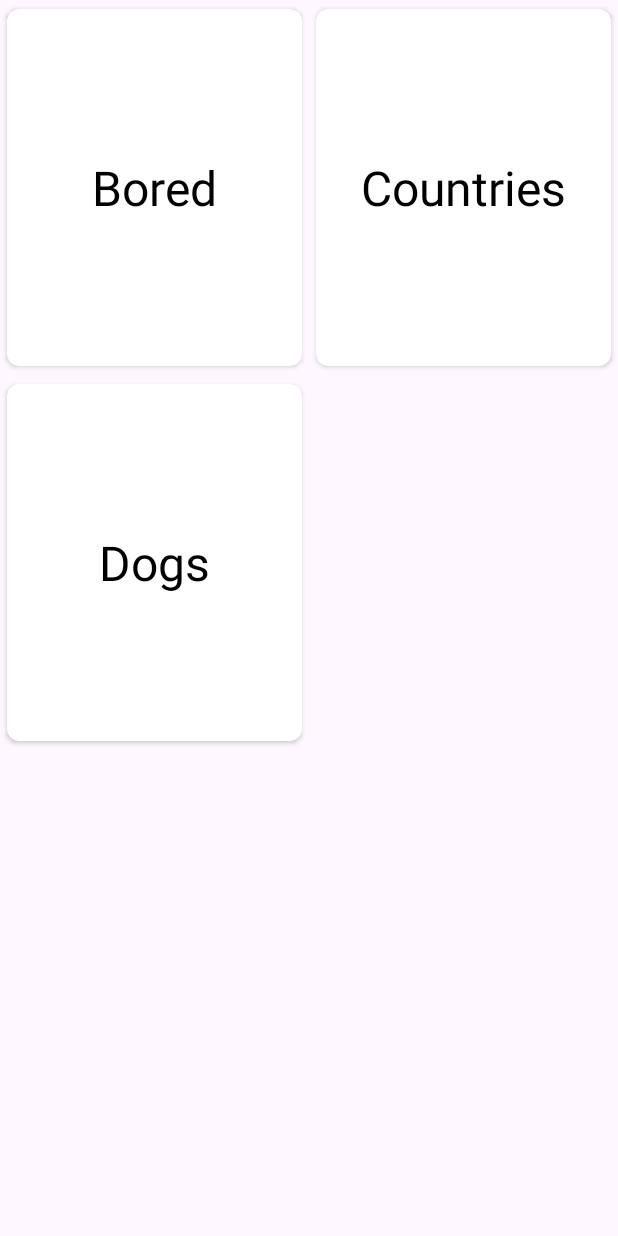
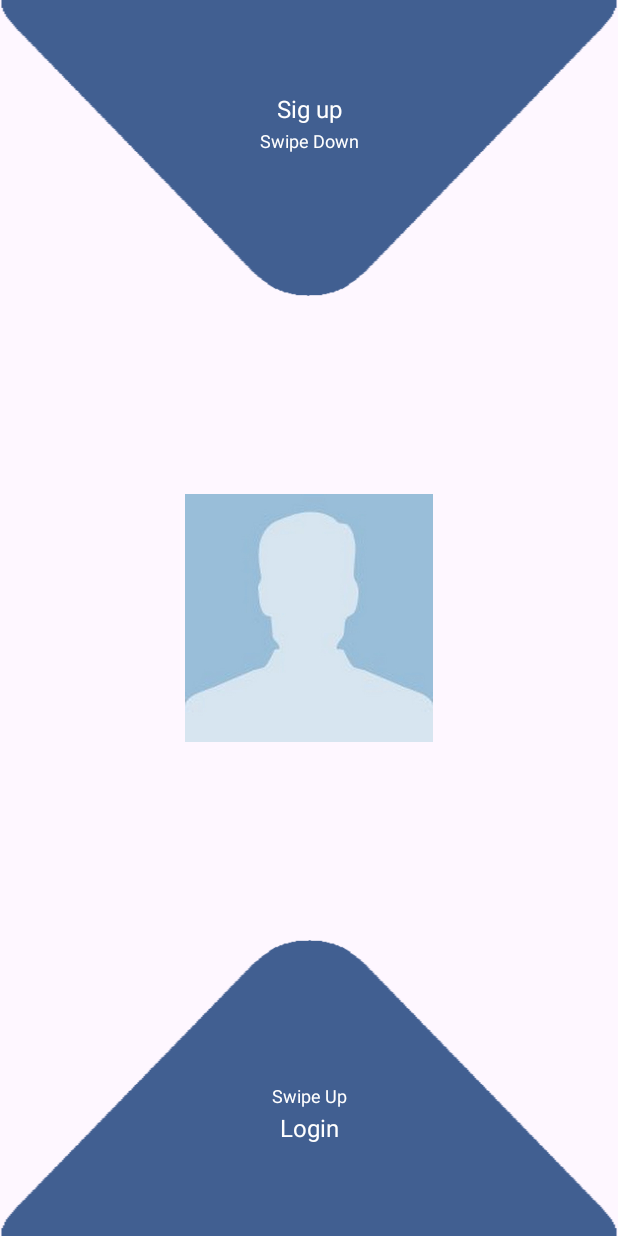
Before and after one commit to Orlandroid/SwipAnimationMontion, an Android app: the screen it shows after launch (MainActivity), on a phone screen of 412 x 824 dp. Run offline under Robolectric (Android 15) with nearby library versions, the phone set to English and light mode, and no system bars; our stand-ins replace Dagger/Hilt's generated code, data binding; pictures from the network do not load.

Commit message:
Add Base of animation

```diff
--- /dev/null
+++ b/presentation/src/main/java/com/example/presentation/features/animation/SwipeAnimationFragment.kt
@@ -0,0 +1,17 @@
+package com.example.presentation.features.animation
+
+import com.example.presentation.R
+import com.example.presentation.base.BaseFragment
+import com.example.presentation.databinding.FragmentSwipeAnimationBinding
+
+
+class SwipeAnimationFragment :
+    BaseFragment<FragmentSwipeAnimationBinding>(R.layout.fragment_swipe_animation) {
+
+
+    override fun setUpUi() {
+
+    }
+
+
+}
--- /dev/null
+++ b/presentation/src/main/res/layout/fragment_swipe_animation.xml
@@ -0,0 +1,164 @@
+<?xml version="1.0" encoding="utf-8"?>
+<layout>
+
+    <androidx.constraintlayout.widget.ConstraintLayout xmlns:android="http://schemas.android.com/apk/res/android"
+        xmlns:app="http://schemas.android.com/apk/res-auto"
+        android:layout_width="match_parent"
+        android:layout_height="match_parent"
+        android:tag="layout/fragment_login_preview_0">
+
+        <androidx.constraintlayout.motion.widget.MotionLayout
+            android:id="@+id/montion_down"
+            android:layout_width="match_parent"
+            android:layout_height="0dp"
+            app:layoutDescription="@xml/swipe_down"
+            app:layout_constraintBottom_toTopOf="@+id/guideline_down"
+            app:layout_constraintEnd_toEndOf="parent"
+            app:layout_constraintStart_toStartOf="parent"
+            app:layout_constraintTop_toTopOf="parent"
+            app:layout_constraintVertical_bias="1">
+
+            <ImageView
+                android:id="@+id/imageView6"
+                android:layout_width="match_parent"
+                android:layout_height="0dp"
+                android:contentDescription="@string/description"
+                android:scaleType="fitXY"
+                app:layout_constraintBottom_toTopOf="@+id/guideline_inicial"
+                app:layout_constraintEnd_toEndOf="parent"
+                app:layout_constraintStart_toStartOf="parent"
+                app:layout_constraintTop_toTopOf="parent"
+                app:srcCompat="@drawable/down"
+                app:tint="?attr/colorPrimary" />
+
+            <TextView
+                android:id="@+id/textView3"
+                android:layout_width="wrap_content"
+                android:layout_height="wrap_content"
+                android:text="@string/sig_up"
+                android:textColor="@color/white"
+                android:textSize="16sp"
+                app:layout_constraintBottom_toBottomOf="@+id/imageView6"
+                app:layout_constraintEnd_toEndOf="parent"
+                app:layout_constraintStart_toStartOf="parent"
+                app:layout_constraintTop_toTopOf="parent"
+                app:layout_constraintVertical_bias="0.35" />
+
+            <TextView
+                android:id="@+id/textView5"
+                android:layout_width="wrap_content"
+                android:layout_height="wrap_content"
+                android:layout_marginTop="2dp"
+                android:text="@string/swipe_down"
+                android:textColor="@color/white"
+                android:textSize="12sp"
+                app:layout_constraintEnd_toEndOf="parent"
+                app:layout_constraintStart_toStartOf="parent"
+                app:layout_constraintTop_toBottomOf="@+id/textView3" />
+
+            <androidx.constraintlayout.widget.Guideline
+                android:id="@+id/guideline_inicial"
+                android:layout_width="wrap_content"
+                android:layout_height="wrap_content"
+                android:orientation="horizontal"
+                app:layout_constraintGuide_percent="0.6" />
+
+            <androidx.constraintlayout.widget.Guideline
+                android:id="@+id/guideline_final"
+                android:layout_width="wrap_content"
+                android:layout_height="wrap_content"
+                android:orientation="horizontal"
+                app:layout_constraintGuide_percent="0.9" />
+        </androidx.constraintlayout.motion.widget.MotionLayout>
+
+        <androidx.constraintlayout.motion.widget.MotionLayout
+            android:id="@+id/montion_up"
+            android:layout_width="match_parent"
+            android:layout_height="0dp"
+            app:layoutDescription="@xml/swipe_up"
+            app:layout_constraintBottom_toBottomOf="parent"
+            app:layout_constraintEnd_toEndOf="parent"
+            app:layout_constraintStart_toStartOf="parent"
+            app:layout_constraintTop_toTopOf="@+id/guideline_up">
+
+            <ImageView
+                android:id="@+id/imageView3"
+                android:layout_width="match_parent"
+                android:layout_height="0dp"
+                android:contentDescription="@string/description"
+                android:scaleType="fitXY"
+                app:layout_constraintBottom_toBottomOf="parent"
+                app:layout_constraintEnd_toEndOf="parent"
+                app:layout_constraintStart_toStartOf="parent"
+                app:layout_constraintTop_toTopOf="@+id/guideline_inicial_up"
+                app:srcCompat="@drawable/up"
+                app:tint="?attr/colorPrimary" />
+
+            <TextView
+                android:id="@+id/textView6"
+                android:layout_width="wrap_content"
+                android:layout_height="wrap_content"
+                android:text="@string/login"
+                android:textColor="@color/white"
+                android:textSize="16sp"
+                android:visibility="visible"
+                app:layout_constraintBottom_toBottomOf="parent"
+                app:layout_constraintEnd_toEndOf="parent"
+                app:layout_constraintStart_toStartOf="parent"
+                app:layout_constraintTop_toTopOf="@+id/imageView3"
+                app:layout_constraintVertical_bias="0.75" />
+
+            <TextView
+                android:id="@+id/textView7"
+                android:layout_width="wrap_content"
+                android:layout_height="wrap_content"
+                android:layout_marginBottom="2dp"
+                android:text="@string/swipe_up"
+                android:textColor="@color/white"
+                android:textSize="12sp"
+                app:layout_constraintBottom_toTopOf="@+id/textView6"
+                app:layout_constraintEnd_toEndOf="parent"
+                app:layout_constraintStart_toStartOf="parent" />
+
+            <androidx.constraintlayout.widget.Guideline
+                android:id="@+id/guideline_inicial_up"
+                android:layout_width="wrap_content"
+                android:layout_height="wrap_content"
+                android:orientation="horizontal"
+                app:layout_constraintGuide_percent="0.4" />
+
+            <androidx.constraintlayout.widget.Guideline
+                android:id="@+id/guideline_final_up"
+                android:layout_width="wrap_content"
+                android:layout_height="wrap_content"
+                android:orientation="horizontal"
+                app:layout_constraintGuide_percent="0.1" />
+        </androidx.constraintlayout.motion.widget.MotionLayout>
+
+        <androidx.constraintlayout.widget.Guideline
+            android:id="@+id/guideline_down"
+            android:layout_width="wrap_content"
+            android:layout_height="wrap_content"
+            android:orientation="horizontal"
+            app:layout_constraintGuide_percent="0.4" />
+
+        <androidx.constraintlayout.widget.Guideline
+            android:id="@+id/guideline_up"
+            android:layout_width="wrap_content"
+            android:layout_height="wrap_content"
+            android:orientation="horizontal"
+            app:layout_constraintGuide_percent="0.6" />
+
+        <ImageView
+            android:id="@+id/image_view"
+            android:layout_width="0dp"
+            android:layout_height="0dp"
+            android:contentDescription="@string/description"
+            android:src="@drawable/user"
+            app:layoutDescription="@string/description"
+            app:layout_constraintBottom_toTopOf="@+id/guideline_up"
+            app:layout_constraintEnd_toEndOf="parent"
+            app:layout_constraintStart_toStartOf="parent"
+            app:layout_constraintTop_toTopOf="@+id/guideline_down" />
+    </androidx.constraintlayout.widget.ConstraintLayout>
+</layout>
--- a/presentation/src/main/res/navigation/main_navigation.xml
+++ b/presentation/src/main/res/navigation/main_navigation.xml
@@ -3,7 +3,7 @@
     xmlns:app="http://schemas.android.com/apk/res-auto"
     xmlns:tools="http://schemas.android.com/tools"
     android:id="@+id/main_navigation"
-    app:startDestination="@id/homeFragment">
+    app:startDestination="@id/swipeAnimationFragment">
 
     <fragment
         android:id="@+id/homeFragment"
@@ -48,4 +48,8 @@
         android:name="com.example.presentation.features.dogs.DogsFragment"
         android:label="DogsFragment"
         tools:layout="@layout/fragment_dogs" />
+    <fragment
+        android:id="@+id/swipeAnimationFragment"
+        android:name="com.example.presentation.features.animation.SwipeAnimationFragment"
+        android:label="SwipeAnimationFragment" />
 </navigation>
--- a/presentation/src/main/res/values/strings.xml
+++ b/presentation/src/main/res/values/strings.xml
@@ -19,4 +19,11 @@
     <string name="the_bored_api">The Bored API</string>
     <string name="countries">REST Countries</string>
     <string name="dogs_api">Dog API</string>
+    <string name="up">Up</string>
+    <string name="down">Down</string>
+    <string name="sig_up">Sig up</string>
+    <string name="login">Login</string>
+    <string name="swipe_down">Swipe Down</string>
+    <string name="swipe_up">Swipe Up</string>
+    <string name="description">Description</string>
 </resources>
--- /dev/null
+++ b/presentation/src/main/res/xml/swipe_down.xml
@@ -0,0 +1,112 @@
+<?xml version="1.0" encoding="utf-8"?>
+<MotionScene xmlns:android="http://schemas.android.com/apk/res/android"
+    xmlns:app="http://schemas.android.com/apk/res-auto">
+    <ConstraintSet android:id="@+id/start">
+        <Constraint
+            android:id="@+id/imageView6"
+            android:layout_width="match_parent"
+            android:layout_height="0dp"
+            app:layout_constraintBottom_toTopOf="@+id/guideline_inicial"
+            app:layout_constraintEnd_toEndOf="parent"
+            app:layout_constraintStart_toStartOf="parent"
+            app:layout_constraintTop_toTopOf="parent" />
+        <Constraint android:id="@+id/guideline7" />
+        <Constraint
+            android:id="@+id/textView5"
+            android:layout_width="wrap_content"
+            android:layout_height="wrap_content"
+            android:layout_marginTop="2dp"
+            app:layout_constraintEnd_toEndOf="parent"
+            app:layout_constraintStart_toStartOf="parent"
+            app:layout_constraintTop_toBottomOf="@+id/textView3" />
+        <Constraint
+            android:id="@+id/textView3"
+            android:layout_width="wrap_content"
+            android:layout_height="wrap_content"
+            app:layout_constraintBottom_toBottomOf="@+id/imageView6"
+            app:layout_constraintEnd_toEndOf="parent"
+            app:layout_constraintStart_toStartOf="parent"
+            app:layout_constraintTop_toTopOf="parent"
+            app:layout_constraintVertical_bias="0.35" />
+    </ConstraintSet>
+    <ConstraintSet android:id="@+id/end">
+        <Constraint
+            android:id="@+id/imageView6"
+            android:layout_width="match_parent"
+            android:layout_height="0dp"
+            app:layout_constraintBottom_toTopOf="@+id/guideline_final"
+            app:layout_constraintEnd_toEndOf="parent"
+            app:layout_constraintStart_toStartOf="parent"
+            app:layout_constraintTop_toTopOf="parent" />
+        <Constraint
+            android:id="@+id/imageView3"
+            android:layout_width="match_parent"
+            android:layout_height="0dp"
+            app:layout_constraintBottom_toBottomOf="parent"
+            app:layout_constraintEnd_toEndOf="parent"
+            app:layout_constraintStart_toStartOf="parent"
+            app:layout_constraintTop_toTopOf="@+id/guideline_inicial_up" />
+        <Constraint
+            android:id="@+id/imageView3"
+            android:layout_width="match_parent"
+            android:layout_height="0dp"
+            app:layout_constraintBottom_toBottomOf="parent"
+            app:layout_constraintEnd_toEndOf="parent"
+            app:layout_constraintStart_toStartOf="parent"
+            app:layout_constraintTop_toTopOf="@+id/guideline_inicial_up" />
+        <Constraint
+            android:id="@+id/imageView3"
+            android:layout_width="match_parent"
+            android:layout_height="0dp"
+            app:layout_constraintBottom_toBottomOf="parent"
+            app:layout_constraintEnd_toEndOf="parent"
+            app:layout_constraintStart_toStartOf="parent"
+            app:layout_constraintTop_toTopOf="@+id/guideline_inicial_up" />
+        <Constraint
+            android:id="@+id/imageView3"
+            android:layout_width="match_parent"
+            android:layout_height="0dp"
+            app:layout_constraintBottom_toBottomOf="parent"
+            app:layout_constraintEnd_toEndOf="parent"
+            app:layout_constraintStart_toStartOf="parent"
+            app:layout_constraintTop_toTopOf="@+id/guideline_inicial_up" />
+        <Constraint
+            android:id="@+id/imageView3"
+            android:layout_width="match_parent"
+            android:layout_height="0dp"
+            app:layout_constraintBottom_toBottomOf="parent"
+            app:layout_constraintEnd_toEndOf="parent"
+            app:layout_constraintStart_toStartOf="parent"
+            app:layout_constraintTop_toTopOf="@+id/guideline_final_up" />
+        <Constraint
+            android:id="@+id/imageView3"
+            android:layout_width="match_parent"
+            android:layout_height="0dp"
+            app:layout_constraintBottom_toBottomOf="parent"
+            app:layout_constraintEnd_toEndOf="parent"
+            app:layout_constraintStart_toStartOf="parent"
+            app:layout_constraintTop_toTopOf="@+id/guideline_inicial_up" />
+        <Constraint
+            android:id="@+id/imageView3"
+            android:layout_width="match_parent"
+            android:layout_height="0dp"
+            app:layout_constraintBottom_toBottomOf="parent"
+            app:layout_constraintEnd_toEndOf="parent"
+            app:layout_constraintStart_toStartOf="parent"
+            app:layout_constraintTop_toTopOf="@+id/guideline_inicial_up" />
+        <Constraint
+            android:id="@+id/textView3"
+            android:layout_width="wrap_content"
+            android:layout_height="wrap_content"
+            app:layout_constraintBottom_toBottomOf="@+id/imageView6"
+            app:layout_constraintEnd_toEndOf="parent"
+            app:layout_constraintStart_toStartOf="parent"
+            app:layout_constraintTop_toTopOf="parent"
+            app:layout_constraintVertical_bias="0.5" />
+    </ConstraintSet>
+    <Transition
+        app:constraintSetEnd="@+id/end"
+        app:constraintSetStart="@+id/start">
+        <OnSwipe app:dragDirection="dragDown" />
+    </Transition>
+</MotionScene>
--- /dev/null
+++ b/presentation/src/main/res/xml/swipe_up.xml
@@ -0,0 +1,58 @@
+<?xml version="1.0" encoding="utf-8"?>
+<MotionScene xmlns:android="http://schemas.android.com/apk/res/android"
+    xmlns:app="http://schemas.android.com/apk/res-auto">
+    <Transition
+        android:id="@+id/transition_up"
+        app:constraintSetEnd="@+id/end_up"
+        app:constraintSetStart="@+id/start_up">
+        <OnSwipe app:dragDirection="dragUp" />
+    </Transition>
+    <ConstraintSet android:id="@+id/start_up">
+        <Constraint
+            android:id="@+id/imageView3"
+            android:layout_width="match_parent"
+            android:layout_height="0dp"
+            app:layout_constraintBottom_toBottomOf="parent"
+            app:layout_constraintEnd_toEndOf="parent"
+            app:layout_constraintStart_toStartOf="parent"
+            app:layout_constraintTop_toTopOf="@+id/guideline_inicial_up" />
+        <Constraint
+            android:id="@+id/textView6"
+            android:layout_width="wrap_content"
+            android:layout_height="wrap_content"
+            android:visibility="visible"
+            app:layout_constraintBottom_toBottomOf="parent"
+            app:layout_constraintEnd_toEndOf="parent"
+            app:layout_constraintStart_toStartOf="parent"
+            app:layout_constraintTop_toTopOf="@+id/imageView3"
+            app:layout_constraintVertical_bias="0.65" />
+        <Constraint
+            android:id="@+id/textView7"
+            android:layout_width="wrap_content"
+            android:layout_height="wrap_content"
+            android:layout_marginBottom="2dp"
+            app:layout_constraintBottom_toTopOf="@+id/textView6"
+            app:layout_constraintEnd_toEndOf="parent"
+            app:layout_constraintStart_toStartOf="parent" />
+    </ConstraintSet>
+    <ConstraintSet android:id="@+id/end_up">
+        <Constraint
+            android:id="@+id/imageView3"
+            android:layout_width="match_parent"
+            android:layout_height="0dp"
+            app:layout_constraintBottom_toBottomOf="parent"
+            app:layout_constraintEnd_toEndOf="parent"
+            app:layout_constraintStart_toStartOf="parent"
+            app:layout_constraintTop_toTopOf="@+id/guideline_final_up"
+            app:layout_constraintVertical_bias="0.25" />
+        <Constraint
+            android:id="@+id/textView6"
+            android:layout_width="wrap_content"
+            android:layout_height="wrap_content"
+            app:layout_constraintBottom_toBottomOf="parent"
+            app:layout_constraintEnd_toEndOf="parent"
+            app:layout_constraintStart_toStartOf="parent"
+            app:layout_constraintTop_toTopOf="@+id/imageView3"
+            app:layout_constraintVertical_bias="0.5" />
+    </ConstraintSet>
+</MotionScene>
```
Also changed, not shown: presentation/src/main/res/drawable/down.png (added), presentation/src/main/res/drawable/up.png (added).
